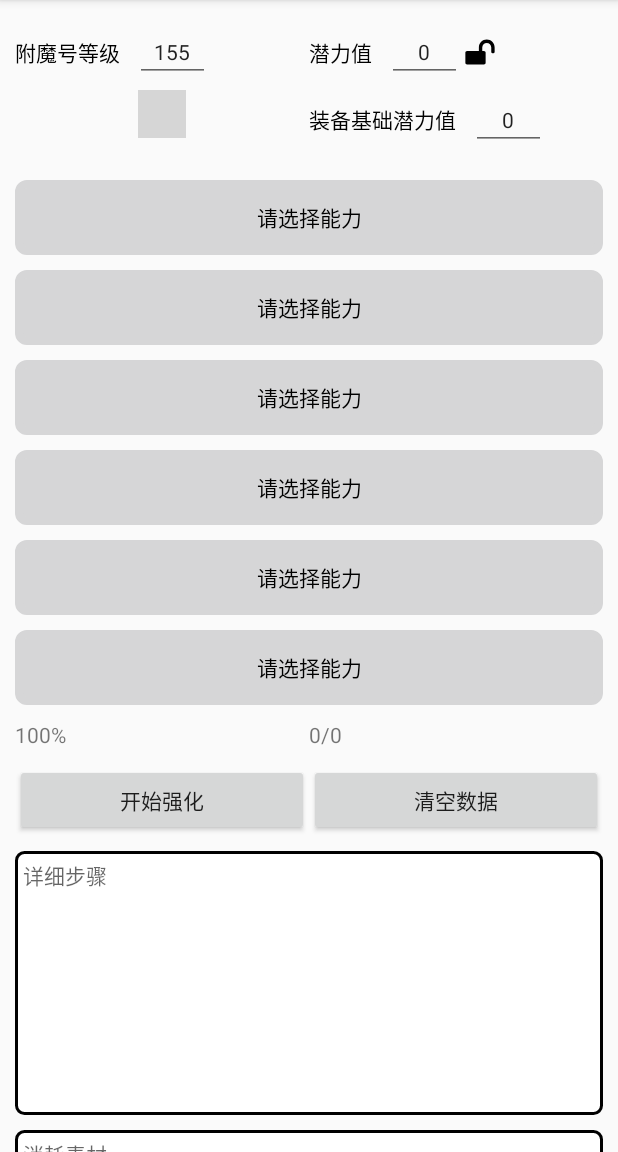
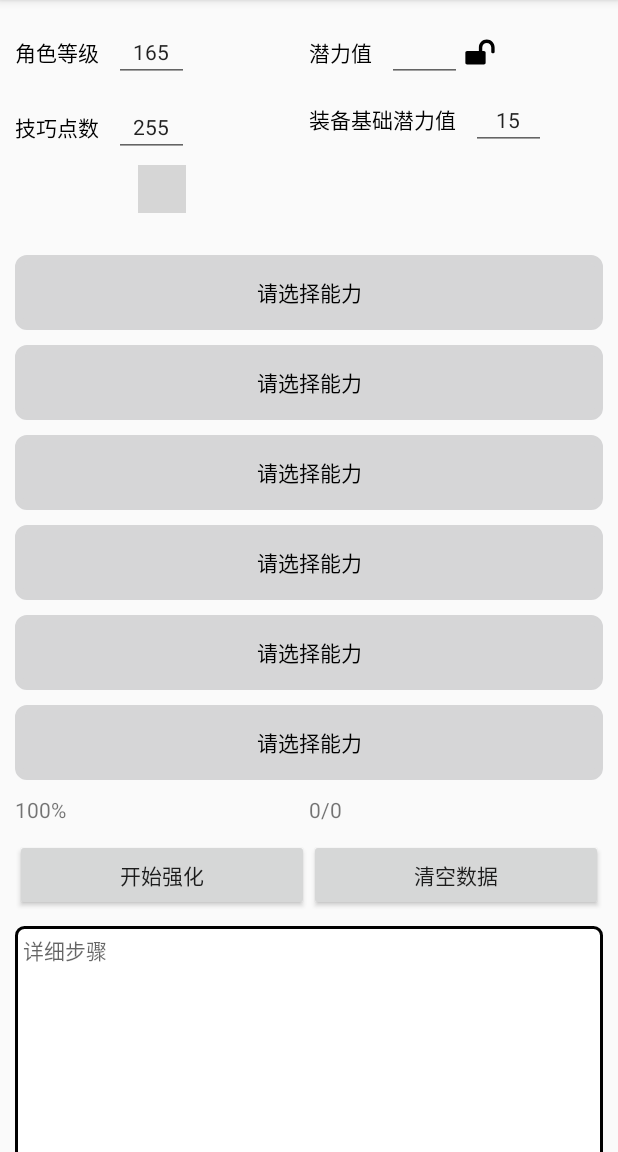
Before and after one commit to IshinagiMoeta/ToramHelper, an Android app: the screen it shows after launch (MainAct), on a phone screen of 412 x 824 dp, the part 84-1236 px from its top. Run offline under Robolectric (Android 15) with nearby library versions, the phone set to English and light mode, and no system bars; our stand-ins replace ButterKnife; libraries missing offline, so code that uses them is left out: com.bigkoo.pickerview, com.blankj.utilcode, com.sevenheaven.segmentcontrol, com.zzhoujay.okhttpimagedownloader, com.zzhoujay.richtext; plain views replace SegmentControl; 10 statements that could not run were skipped; grey boxes are pictures that could not be loaded.

Commit message:
添加技巧计算退潜功能

```diff
--- a/app/src/main/java/com/mika/toramhelper/enchantment/EAssistantFragment.java
+++ b/app/src/main/java/com/mika/toramhelper/enchantment/EAssistantFragment.java
@@ -47,10 +47,10 @@ import butterknife.BindView;
 public class EAssistantFragment extends BaseFragment implements View.OnClickListener {
 
 
-    private static final float CONSUME_COEFFICIENT = (float) 0.305;
     private static final int WEAPON_INDEX = 0;
     private static final int ARMOR_INDEX = 1;
     private static final int ADDITIONAL_FACTOR = 2;
+    private static double CONSUME_COEFFICIENT = (float) 0.305;
     private List<EPropertyGroup> groupList;
 
     private ArrayList<String> groupNameItems = new ArrayList<>();
@@ -74,6 +74,8 @@ public class EAssistantFragment extends BaseFragment implements View.OnClickList
     Button startBtn;
     @BindView(R.id.e_assistant_lv_tv)
     TextView lvTv;
+    @BindView(R.id.e_assistant_point_tv)
+    TextView pointTv;
     @BindView(R.id.e_assistant_potential_tv)
     TextView potentialTv;
     @BindView(R.id.e_assistant_defalut_potential_tv)
@@ -180,7 +182,28 @@ public class EAssistantFragment extends BaseFragment implements View.OnClickList
                 } else if (ARMOR_INDEX == index) {
                     weapon = false;
                 }
-                updatePage();
+                clearPage();
+            }
+        });
+        pointTv.addTextChangedListener(new TextWatcher() {
+            @Override
+            public void beforeTextChanged(CharSequence s, int start, int count, int after) {
+
+            }
+
+            @Override
+            public void onTextChanged(CharSequence s, int start, int before, int count) {
+
+            }
+
+            @Override
+            public void afterTextChanged(Editable s) {
+                if (!TextUtils.isEmpty(pointTv.getText())) {
+                    int point = Integer.parseInt(String.valueOf(pointTv.getText()));
+                    CONSUME_COEFFICIENT = ((double) point * 0.001 + 0.05);
+                    log(String.valueOf(CONSUME_COEFFICIENT));
+                    clearPage();
+                }
             }
         });
     }
@@ -273,6 +296,8 @@ public class EAssistantFragment extends BaseFragment implements View.OnClickList
                         }
                     });
             hintDialogBuild.show();
+        } else {
+            potentialTv.setText("");
         }
     }
 
@@ -518,13 +543,13 @@ public class EAssistantFragment extends BaseFragment implements View.OnClickList
         }
         if (!weapon) {
             if (options1 == groupList.size() - 1 || options1 == groupList.size() - 2) {
-                ToastUtils.showShort(R.string.e_assistant_repetition_hint);
+                ToastUtils.showShort(R.string.e_assistant_no_choose_hint);
                 return;
             }
         }
         for (EOptionItem item : optionItems) {
             if (item.getGroup() == options1 && item.getPosition() == options2) {
-                ToastUtils.showShort(R.string.e_assistant_no_choose_hint);
+                ToastUtils.showShort(R.string.e_assistant_repetition_hint);
                 return;
             }
         }
--- a/app/src/main/res/layout/fragment_enchantment_assistant.xml
+++ b/app/src/main/res/layout/fragment_enchantment_assistant.xml
@@ -19,7 +19,7 @@
 
             <LinearLayout
                 android:layout_width="match_parent"
-                android:layout_height="100dp"
+                android:layout_height="150dp"
                 android:baselineAligned="false"
                 android:orientation="horizontal">
 
@@ -49,11 +49,43 @@
                             android:layout_height="wrap_content"
                             android:layout_marginLeft="10dp"
                             android:layout_marginStart="10dp"
+                            android:cursorVisible="true"
                             android:focusable="true"
                             android:focusableInTouchMode="true"
                             android:gravity="center"
                             android:inputType="number"
-                            android:text="@string/_155"
+                            android:text="@string/_165"
+                            android:textCursorDrawable="@null"
+                            android:textSize="14sp"
+                            tools:ignore="LabelFor" />
+                    </LinearLayout>
+
+                    <LinearLayout
+                        android:layout_width="match_parent"
+                        android:layout_height="50dp"
+                        android:gravity="center_vertical"
+                        android:orientation="horizontal">
+
+                        <TextView
+                            android:layout_width="wrap_content"
+                            android:layout_height="wrap_content"
+                            android:text="@string/e_assistant_point"
+                            android:textColor="@color/black"
+                            android:textSize="14sp" />
+
+                        <EditText
+                            android:id="@+id/e_assistant_point_tv"
+                            android:layout_width="50dp"
+                            android:layout_height="wrap_content"
+                            android:layout_marginLeft="10dp"
+                            android:layout_marginStart="10dp"
+                            android:cursorVisible="true"
+                            android:focusable="true"
+                            android:focusableInTouchMode="true"
+                            android:gravity="center"
+                            android:inputType="number"
+                            android:text="@string/_255"
+                            android:textCursorDrawable="@null"
                             android:textSize="14sp"
                             tools:ignore="LabelFor" />
                     </LinearLayout>
@@ -105,11 +137,13 @@
                             android:layout_height="wrap_content"
                             android:layout_marginLeft="10dp"
                             android:layout_marginStart="10dp"
+                            android:cursorVisible="true"
                             android:focusable="true"
                             android:focusableInTouchMode="true"
                             android:gravity="center"
                             android:inputType="number"
-                            android:text="@string/_0"
+                            android:text=""
+                            android:textCursorDrawable="@null"
                             android:textSize="14sp"
                             tools:ignore="LabelFor" />
 
@@ -139,16 +173,21 @@
                             android:layout_height="wrap_content"
                             android:layout_marginLeft="10dp"
                             android:layout_marginStart="10dp"
+                            android:cursorVisible="true"
                             android:focusable="true"
                             android:focusableInTouchMode="true"
                             android:gravity="center"
                             android:inputType="number"
-                            android:text="@string/_0"
+                            android:text="@string/_15"
+                            android:textCursorDrawable="@null"
                             android:textSize="14sp"
                             tools:ignore="LabelFor" />
                     </LinearLayout>
+
+                    <View
+                        android:layout_width="0dp"
+                        android:layout_height="50dp" />
                 </LinearLayout>
-
             </LinearLayout>
 
             <android.support.v7.widget.RecyclerView
--- a/app/src/main/res/values/strings.xml
+++ b/app/src/main/res/values/strings.xml
@@ -17,7 +17,6 @@
     <string name="nav_strategy_menu">攻略</string>
     <!--侧边栏按键 end-->
 
-    <string name="_0">0</string>
     <string name="_defalut">defalut</string>
     <string name="mika_hint">提示</string>
     <string name="mika_warn">警告</string>
@@ -32,8 +31,8 @@
     <string name="eoption_item_sub">-</string>
     <string name="eoption_item_add">+</string>
     <string name="eoption_item_null_hint">请选择能力</string>
-    <string name="e_assistant_lv">附魔号等级</string>
-    <string name="_155">155</string>
+    <string name="e_assistant_lv">角色等级</string>
+    <string name="e_assistant_point">技巧点数</string>
     <string name="e_assistant_potential">潜力值</string>
     <string name="e_assistant_defalut_potential">装备基础潜力值</string>
     <string name="e_assistant_equip_select">武器|防具</string>
@@ -44,10 +43,16 @@
     <string name="e_assistant_steps">详细步骤</string>
     <string name="e_assistant_consume">消耗素材</string>
 
-
-    <string name="e_assistant_repetition_hint">该属性已存在,请选择不同属性附魔</string>
     <string name="e_assistant_no_fill_potential_hint">请先填写潜力值后再尝试选择能力</string>
     <string name="e_assistant_not_allowOperation_hint">潜力值为0或者六项属性附满后不可以再次附魔</string>
     <string name="e_assistant_change_potential_hint">修改潜力值会清空整个页面，请确认后再修改</string>
+    <string name="e_assistant_repetition_hint">该属性已存在,请选择不同属性附魔</string>
     <string name="e_assistant_no_choose_hint">防具不可选择属性觉醒,请重新选择</string>
+
+    <string name="_0">0</string>
+    <string name="_15">15</string>
+    <string name="_165">165</string>
+    <string name="_155">155</string>
+    <string name="_255">255</string>
+
 </resources>
```
Also changed, not shown: 2 other files.
